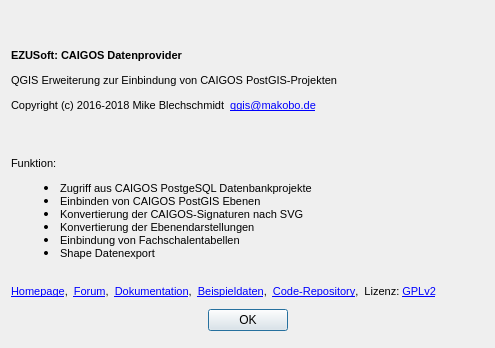
Before: the Qt Designer form uiAbout.ui in EZUSoft/CaigosConnector, drawn with Qt 5.
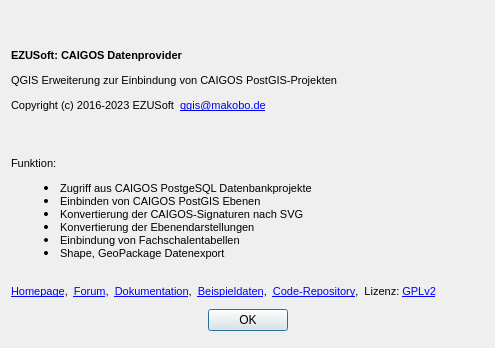
After: the same form once the commit is applied. Icons and pictures are not drawn.

Patch:
```diff
--- a/uiAbout.ui
+++ b/uiAbout.ui
@@ -60,7 +60,7 @@
 &lt;/style&gt;&lt;/head&gt;&lt;body style=&quot; font-family:'MS Shell Dlg 2'; font-size:8pt; font-weight:400; font-style:normal;&quot;&gt;
 &lt;p style=&quot; margin-top:12px; margin-bottom:12px; margin-left:0px; margin-right:0px; -qt-block-indent:0; text-indent:0px;&quot;&gt;&lt;span style=&quot; font-weight:600;&quot;&gt;EZUSoft: CAIGOS Datenprovider&lt;/span&gt;&lt;/p&gt;
 &lt;p style=&quot; margin-top:12px; margin-bottom:12px; margin-left:0px; margin-right:0px; -qt-block-indent:0; text-indent:0px;&quot;&gt;QGIS Erweiterung zur Einbindung von CAIGOS PostGIS-Projekten &lt;/p&gt;
-&lt;p style=&quot; margin-top:12px; margin-bottom:12px; margin-left:0px; margin-right:0px; -qt-block-indent:0; text-indent:0px;&quot;&gt;Copyright (c) 2016-2018 Mike Blechschmidt  &lt;a href=&quot;mailto:qgis@makobo.de&quot;&gt;&lt;span style=&quot; text-decoration: underline; color:#0000ff;&quot;&gt;qgis@makobo.de&lt;/span&gt;&lt;/a&gt;&lt;/p&gt;&lt;/body&gt;&lt;/html&gt;</string>
+&lt;p style=&quot; margin-top:12px; margin-bottom:12px; margin-left:0px; margin-right:0px; -qt-block-indent:0; text-indent:0px;&quot;&gt;Copyright (c) 2016-2023 EZUSoft  &lt;a href=&quot;mailto:qgis@makobo.de&quot;&gt;&lt;span style=&quot; text-decoration: underline; color:#0000ff;&quot;&gt;qgis@makobo.de&lt;/span&gt;&lt;/a&gt;&lt;/p&gt;&lt;/body&gt;&lt;/html&gt;</string>
      </property>
      <property name="scaledContents">
       <bool>false</bool>
@@ -102,7 +102,7 @@
 &lt;li style=&quot; margin-top:0px; margin-bottom:0px; margin-left:0px; margin-right:0px; -qt-block-indent:0; text-indent:0px;&quot;&gt;   Konvertierung der CAIGOS-Signaturen nach SVG   &lt;/li&gt;
 &lt;li style=&quot; margin-top:0px; margin-bottom:0px; margin-left:0px; margin-right:0px; -qt-block-indent:0; text-indent:0px;&quot;&gt;   Konvertierung der Ebenendarstellungen&lt;/li&gt;
 &lt;li style=&quot; margin-top:0px; margin-bottom:0px; margin-left:0px; margin-right:0px; -qt-block-indent:0; text-indent:0px;&quot;&gt;   Einbindung von Fachschalentabellen&lt;/li&gt;
-&lt;li style=&quot; margin-top:0px; margin-bottom:0px; margin-left:0px; margin-right:0px; -qt-block-indent:0; text-indent:0px;&quot;&gt;   Shape Datenexport&lt;/li&gt;&lt;/ul&gt;
+&lt;li style=&quot; margin-top:0px; margin-bottom:0px; margin-left:0px; margin-right:0px; -qt-block-indent:0; text-indent:0px;&quot;&gt;   Shape, GeoPackage Datenexport&lt;/li&gt;&lt;/ul&gt;
 &lt;p style=&quot;-qt-paragraph-type:empty; margin-top:0px; margin-bottom:0px; margin-left:0px; margin-right:0px; -qt-block-indent:0; text-indent:0px;&quot;&gt;&lt;br /&gt;&lt;/p&gt;
 &lt;p style=&quot; margin-top:12px; margin-bottom:12px; margin-left:0px; margin-right:0px; -qt-block-indent:0; text-indent:0px;&quot;&gt;&lt;a href=&quot;$$Homepage$$&quot;&gt;&lt;span style=&quot; text-decoration: underline; color:#0000ff;&quot;&gt;Homepage&lt;/span&gt;&lt;/a&gt;,  &lt;a href=&quot;$$Forum$$&quot;&gt;&lt;span style=&quot; text-decoration: underline; color:#0000ff;&quot;&gt;Forum&lt;/span&gt;&lt;/a&gt;,  &lt;a href=&quot;$$Doku$$&quot;&gt;&lt;span style=&quot; text-decoration: underline; color:#0000ff;&quot;&gt;Dokumentation&lt;/span&gt;&lt;/a&gt;,  &lt;a href=&quot;$$Daten$$&quot;&gt;&lt;span style=&quot; text-decoration: underline; color:#0000ff;&quot;&gt;Beispieldaten&lt;/span&gt;&lt;/a&gt;,  &lt;a href=&quot;https://github.com/EZUSoft/CaigosConnector&quot;&gt;&lt;span style=&quot; text-decoration: underline; color:#0000ff;&quot;&gt;Code-Repository&lt;/span&gt;&lt;/a&gt;,  Lizenz: &lt;a href=&quot;http://www.gnu.org/licenses/old-licenses/gpl-2.0.en.html&quot;&gt;&lt;span style=&quot; text-decoration: underline; color:#0000ff;&quot;&gt;GPLv2&lt;/span&gt;&lt;/a&gt;&lt;/p&gt;&lt;/body&gt;&lt;/html&gt;</string>
      </property>
```
